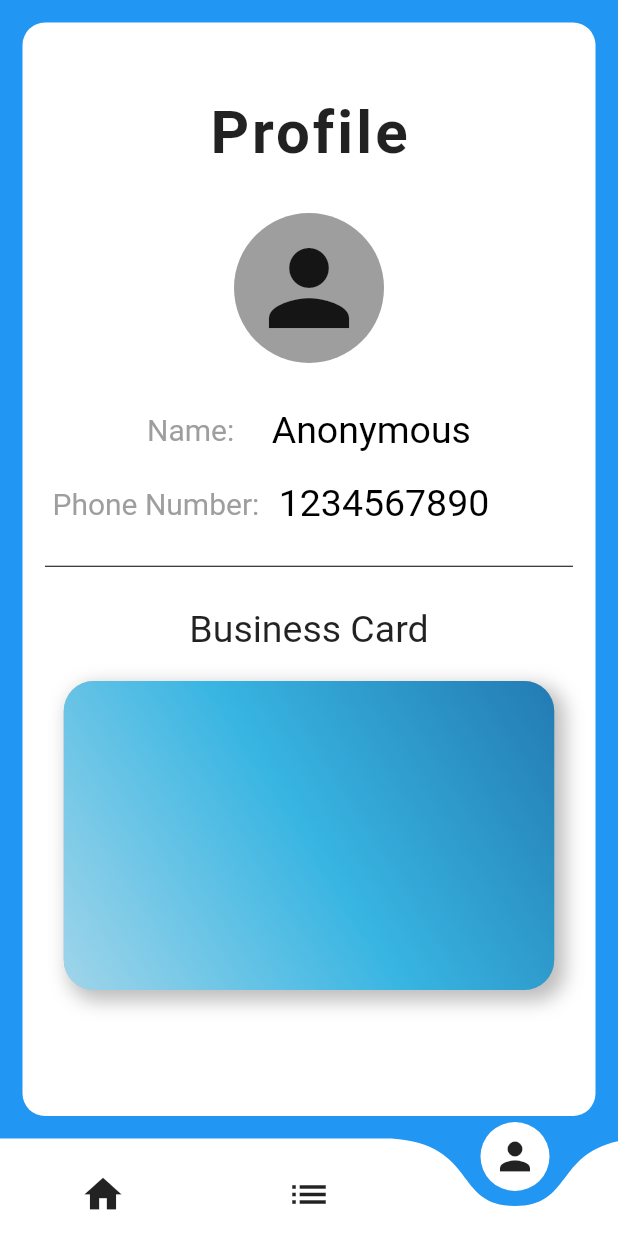
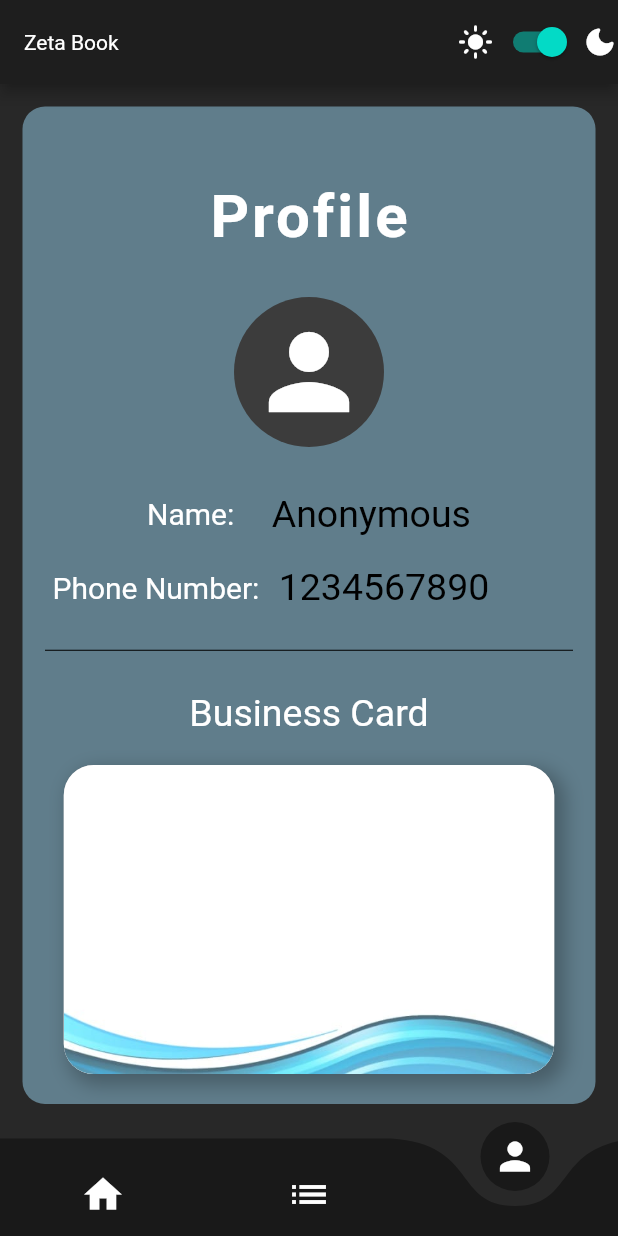
Before and after one commit to ShashiWerdun/Zeta-Book, a Flutter app: the HomePage screen opened directly, swiped to page 3, on a phone screen of 412 x 824 dp. Run offline on Flutter 3.47's test engine with Material 2 defaults, Android fonts, the phone set to English and light mode, and no system bars; drawn by our look-alikes of curved_navigation_bar.

Commit message:
1. light and dark themes set 2. working on business card in profile_screen.dart

```diff
--- a/lib/home_page.dart
+++ b/lib/home_page.dart
@@ -1,6 +1,8 @@
 import 'package:curved_navigation_bar/curved_navigation_bar.dart';
 import 'package:flutter/material.dart';
+import 'package:provider/provider.dart';
 import 'package:zeta_book/profile_screen.dart';
+import 'package:zeta_book/theme_changer.dart';
 
 class HomePage extends StatefulWidget {
   const HomePage({Key? key}) : super(key: key);
@@ -16,14 +18,32 @@ class _HomePageState extends State<HomePage> {
 
   @override
   Widget build(BuildContext context) {
+    final themeChanger = Provider.of<ThemeChanger>(context);
+
     return Scaffold(
-      backgroundColor: Colors.blue,
+      appBar: AppBar(
+        title: Text(
+          'Zeta Book',
+          style: Theme.of(context).appBarTheme.titleTextStyle,
+        ),
+        actions: [
+          Icon(Icons.light_mode_rounded),
+          Switch.adaptive(
+            value: themeChanger.darkMode,
+            onChanged: (value) {
+              final changer = Provider.of<ThemeChanger>(context, listen: false);
+              changer.toggleTheme(value);
+            },
+          ),
+          Icon(Icons.dark_mode_rounded),
+        ],
+      ),
       body: PageView(
         pageSnapping: false,
         controller: pageController,
         children: [
           Center(
-            child: Text("Home"),
+            child: Text('Home'),
           ),
           Center(
             child: Text("List"),
@@ -41,7 +61,7 @@ class _HomePageState extends State<HomePage> {
         },
       ),
       bottomNavigationBar: CurvedNavigationBar(
-        color: Colors.white,
+        color: (Theme.of(context).bottomNavigationBarTheme.selectedItemColor)!,
         key: _navigationkey,
         items: [
           Icon(
@@ -59,8 +79,10 @@ class _HomePageState extends State<HomePage> {
         ],
         height: 65,
         index: _currentpage,
-        buttonBackgroundColor: Colors.white,
-        backgroundColor: Colors.blue,
+        buttonBackgroundColor:
+            (Theme.of(context).bottomNavigationBarTheme.selectedItemColor)!,
+        backgroundColor:
+            (Theme.of(context).bottomNavigationBarTheme.backgroundColor)!,
         onTap: (index) {
           setState(() {
             _currentpage = index;
--- a/lib/profile_screen.dart
+++ b/lib/profile_screen.dart
@@ -10,15 +10,16 @@ class ProfileScreen extends StatefulWidget {
 class _ProfileScreenState extends State<ProfileScreen> {
   @override
   Widget build(BuildContext context) {
+    final bool darkTheme = Theme.of(context).brightness == Brightness.dark;
+
     return SafeArea(
+      child: SingleChildScrollView(
         child: Container(
           decoration: BoxDecoration(
-          color: Colors.white,
+            color: darkTheme ? Colors.blueGrey : Colors.white,
             borderRadius: BorderRadius.circular(15),
           ),
           margin: EdgeInsets.all(15),
-        height: MediaQuery.of(context).size.height - 60,
-        width: MediaQuery.of(context).size.width - 60,
           child: Column(
             mainAxisAlignment: MainAxisAlignment.start,
             crossAxisAlignment: CrossAxisAlignment.center,
@@ -47,7 +48,7 @@ class _ProfileScreenState extends State<ProfileScreen> {
                   height: 100,
                   width: 100,
                   decoration: BoxDecoration(
-                  color: Colors.grey,
+                    color: darkTheme ? Color(0xFF3C3C3C) : Colors.grey,
                     shape: BoxShape.circle,
                     // image: DecorationImage(
                     //   image: AssetImage('assets/images/splash_logo.png'),
@@ -60,8 +61,6 @@ class _ProfileScreenState extends State<ProfileScreen> {
                   Text(
                     "Name: ",
                     style: TextStyle(
-                    color: Colors.grey,
-                    // fontFamily: 'roboto',
                       fontSize: 20,
                     ),
                   ),
@@ -72,8 +71,6 @@ class _ProfileScreenState extends State<ProfileScreen> {
                     "Anonymous",
                     style: TextStyle(
                       color: Colors.black,
-                    fontFamily: 'roboto',
-                    // fontStyle: FontStyle.italic,
                       fontSize: 25,
                     ),
                   )
@@ -91,8 +88,6 @@ class _ProfileScreenState extends State<ProfileScreen> {
                   Text(
                     "Phone Number: ",
                     style: TextStyle(
-                    color: Colors.grey,
-                    // fontFamily: 'roboto',
                       fontSize: 20,
                     ),
                   ),
@@ -103,8 +98,6 @@ class _ProfileScreenState extends State<ProfileScreen> {
                     "1234567890",
                     style: TextStyle(
                       color: Colors.black,
-                    // fontStyle: FontStyle.italic,
-                    fontFamily: 'roboto',
                       fontSize: 25,
                     ),
                   )
@@ -122,14 +115,20 @@ class _ProfileScreenState extends State<ProfileScreen> {
                 "Business Card",
                 style: TextStyle(
                   fontSize: 25,
-                fontFamily: 'roboto',
                 ),
               ),
-            SizedBox(height: 20),
-            Container(
+              Padding(
+                padding: const EdgeInsets.symmetric(vertical: 20.0),
+                child: Container(
                   height: MediaQuery.of(context).size.height / 4,
                   width: MediaQuery.of(context).size.width - 60 - 25,
                   decoration: BoxDecoration(
+                    color: Colors.white,
+                    image: DecorationImage(
+                      alignment: Alignment.bottomCenter,
+                      image:
+                          AssetImage('assets/images/business_card_design.jpeg'),
+                    ),
                     boxShadow: [
                       BoxShadow(
                         color: Colors.black26,
@@ -148,17 +147,14 @@ class _ProfileScreenState extends State<ProfileScreen> {
                       ), //BoxShadow
                     ],
                     borderRadius: BorderRadius.circular(20),
-                  gradient: LinearGradient(
-                    colors: [
-                      Color(0xffa0d5ea),
-                      Color(0xff38b5e2),
-                      Color(0xff237bb3)
-                    ],
-                    begin: Alignment.bottomLeft,
-                    end: Alignment.topRight,
-                  )),
+                  ),
+                  child: Column(
+                    children: [],
+                  ),
+                ),
               ),
             ],
+          ),
         ),
       ),
     );
--- /dev/null
+++ b/lib/theme_changer.dart
@@ -0,0 +1,13 @@
+import 'package:flutter/cupertino.dart';
+import 'package:flutter/material.dart';
+
+class ThemeChanger extends ChangeNotifier {
+  ThemeMode themeMode = ThemeMode.dark;
+
+  bool get darkMode => themeMode == ThemeMode.dark;
+
+  void toggleTheme(bool isOn) {
+    themeMode = isOn ? ThemeMode.dark : ThemeMode.light;
+    notifyListeners();
+  }
+}
--- a/pubspec.yaml
+++ b/pubspec.yaml
@@ -29,6 +29,9 @@ dependencies:
   # The following adds the Cupertino Icons font to your application.
   # Use with the CupertinoIcons class for iOS style icons.
   cupertino_icons: ^1.0.2
+
+  #state management
+  provider: ^4.3.2+3
 
 dev_dependencies:
   flutter_test:
```
Also changed, not shown: lib/login.dart (+12 -6 lines), lib/main.dart (+60 -9 lines), assets/images/business_card_design.jpeg (added), pubspec.lock. Lines whose indentation alone changed are shown as unchanged.
